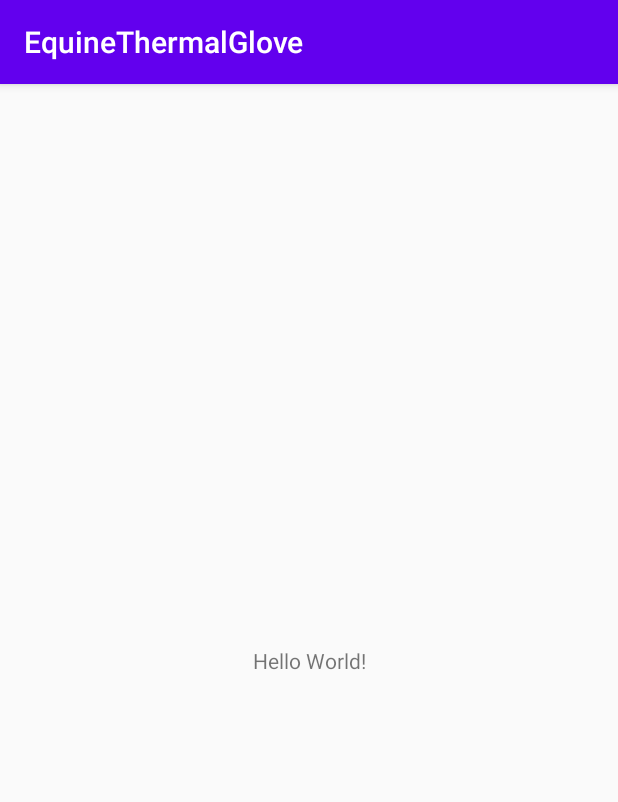
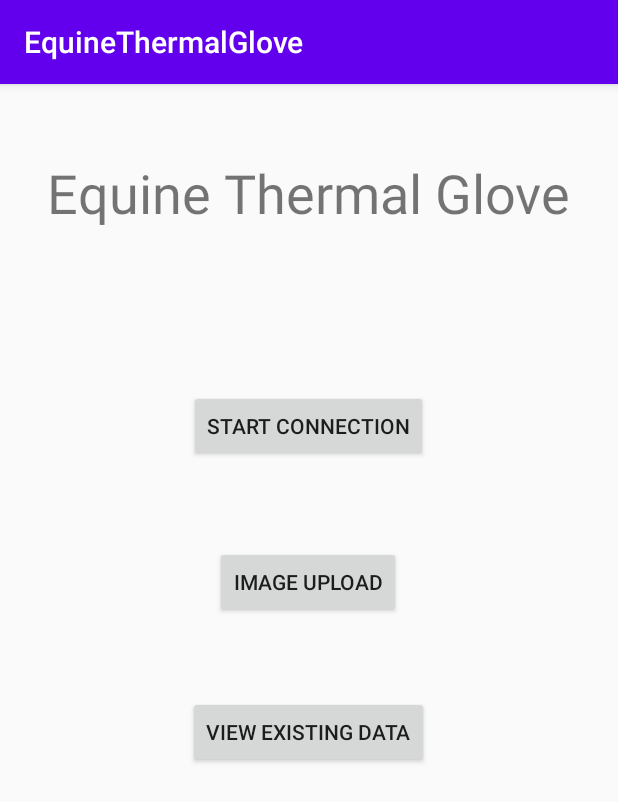
Before and after one commit to ECE492-ETG/EquineThermalGlove, an Android app: the screen it shows after launch (MainActivity), on a phone screen of 412 x 824 dp. Shown: the top 802 px of the screen. Run offline under Robolectric (Android 15) with nearby library versions, the phone set to English and light mode, and no system bars.

Commit message:
began workflow and UI design

```diff
--- a/app/src/main/java/com/example/equinethermalglove/MainActivity.java
+++ b/app/src/main/java/com/example/equinethermalglove/MainActivity.java
@@ -3,6 +3,7 @@ package com.example.equinethermalglove;
 import androidx.appcompat.app.AppCompatActivity;
 
 import android.os.Bundle;
+import android.widget.Button;
 
 public class MainActivity extends AppCompatActivity {
 
@@ -11,5 +12,21 @@ public class MainActivity extends AppCompatActivity {
     protected void onCreate(Bundle savedInstanceState) {
         super.onCreate(savedInstanceState);
         setContentView(R.layout.activity_main);
+
+        final Button btConn = findViewById(R.id.btConn);
+        final Button viewExist = findViewById(R.id.viewExisting);
+        final Button imUp = findViewById(R.id.imUpload);
+
+        btConn.setOnClickListener(v -> {
+
+        });
+
+        viewExist.setOnClickListener(v -> {
+
+        });
+
+        imUp.setOnClickListener(v -> {
+
+        });
     }
 }
--- a/app/src/main/java/com/example/equinethermalglove/bluetoothReadIn.java
+++ b/app/src/main/java/com/example/equinethermalglove/bluetoothReadIn.java
@@ -60,7 +60,10 @@ public class bluetoothReadIn extends AppCompatActivity {
     }
 
     private void displayData(String data) {
-
+        Intent intent = new Intent(this, displayHorse.class);
+        // TODO: get data from bluetooth and send to new class
+        // intent.putExtra();
+        startActivity(intent);
     }
 
     // we may not need this
--- a/app/src/main/res/layout/activity_main.xml
+++ b/app/src/main/res/layout/activity_main.xml
@@ -7,12 +7,47 @@
     tools:context=".MainActivity">
 
     <TextView
+        android:id="@+id/textView"
         android:layout_width="wrap_content"
         android:layout_height="wrap_content"
-        android:text="Hello World!"
-        app:layout_constraintBottom_toBottomOf="parent"
-        app:layout_constraintLeft_toLeftOf="parent"
-        app:layout_constraintRight_toRightOf="parent"
+        android:layout_marginTop="48dp"
+        android:text="Equine Thermal Glove"
+        android:textSize="36sp"
+        app:layout_constraintEnd_toEndOf="parent"
+        app:layout_constraintHorizontal_bias="0.498"
+        app:layout_constraintStart_toStartOf="parent"
         app:layout_constraintTop_toTopOf="parent" />
 
+    <Button
+        android:id="@+id/btConn"
+        android:layout_width="wrap_content"
+        android:layout_height="wrap_content"
+        android:layout_marginTop="204dp"
+        android:text="Start Connection"
+        app:layout_constraintEnd_toEndOf="parent"
+        app:layout_constraintHorizontal_bias="0.498"
+        app:layout_constraintStart_toStartOf="parent"
+        app:layout_constraintTop_toTopOf="parent" />
+
+    <Button
+        android:id="@+id/imUpload"
+        android:layout_width="wrap_content"
+        android:layout_height="wrap_content"
+        android:layout_marginTop="308dp"
+        android:text="Image Upload"
+        app:layout_constraintEnd_toEndOf="parent"
+        app:layout_constraintHorizontal_bias="0.498"
+        app:layout_constraintStart_toStartOf="parent"
+        app:layout_constraintTop_toTopOf="parent" />
+
+    <Button
+        android:id="@+id/viewExisting"
+        android:layout_width="wrap_content"
+        android:layout_height="wrap_content"
+        android:layout_marginTop="408dp"
+        android:text="View Existing Data"
+        app:layout_constraintEnd_toEndOf="parent"
+        app:layout_constraintHorizontal_bias="0.498"
+        app:layout_constraintStart_toStartOf="parent"
+        app:layout_constraintTop_toTopOf="parent" />
 </androidx.constraintlayout.widget.ConstraintLayout>
```
